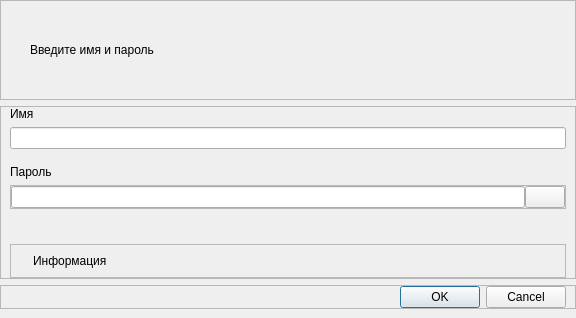
The window that service/dialogs/authorizationdialog.ui (grigp/a-analyser) describes before a commit, drawn with Qt 5.
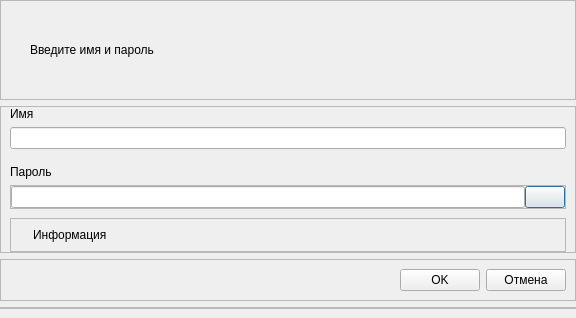
The same window after the commit. Icons and pictures are not drawn.

Commit message: Замена ButtonBar в диалоговых окнах

```diff
--- a/service/dialogs/authorizationdialog.ui
+++ b/service/dialogs/authorizationdialog.ui
@@ -257,6 +257,51 @@
      </layout>
     </widget>
    </item>
+   <item>
+    <widget class="QFrame" name="frModalButtons">
+     <property name="sizePolicy">
+      <sizepolicy hsizetype="Preferred" vsizetype="Fixed">
+       <horstretch>0</horstretch>
+       <verstretch>0</verstretch>
+      </sizepolicy>
+     </property>
+     <property name="frameShape">
+      <enum>QFrame::StyledPanel</enum>
+     </property>
+     <property name="frameShadow">
+      <enum>QFrame::Raised</enum>
+     </property>
+     <layout class="QHBoxLayout" name="horizontalLayout_10">
+      <item>
+       <spacer name="horizontalSpacer_5">
+        <property name="orientation">
+         <enum>Qt::Horizontal</enum>
+        </property>
+        <property name="sizeHint" stdset="0">
+         <size>
+          <width>40</width>
+          <height>20</height>
+         </size>
+        </property>
+       </spacer>
+      </item>
+      <item>
+       <widget class="QPushButton" name="btnOK">
+        <property name="text">
+         <string>OK</string>
+        </property>
+       </widget>
+      </item>
+      <item>
+       <widget class="QPushButton" name="btnCancel">
+        <property name="text">
+         <string>Отмена</string>
+        </property>
+       </widget>
+      </item>
+     </layout>
+    </widget>
+   </item>
    <item>
     <widget class="QFrame" name="frame">
      <property name="frameShape">
@@ -272,19 +317,6 @@
       <property name="bottomMargin">
        <number>0</number>
       </property>
-      <item>
-       <widget class="QDialogButtonBox" name="buttonBox">
-        <property name="orientation">
-         <enum>Qt::Horizontal</enum>
-        </property>
-        <property name="standardButtons">
-         <set>QDialogButtonBox::Cancel|QDialogButtonBox::Ok</set>
-        </property>
-        <property name="centerButtons">
-         <bool>false</bool>
-        </property>
-       </widget>
-      </item>
      </layout>
     </widget>
    </item>
```
Left out of the diff: 64 changed lines with no effect on the pictures. The commit also changes 19 other files.
